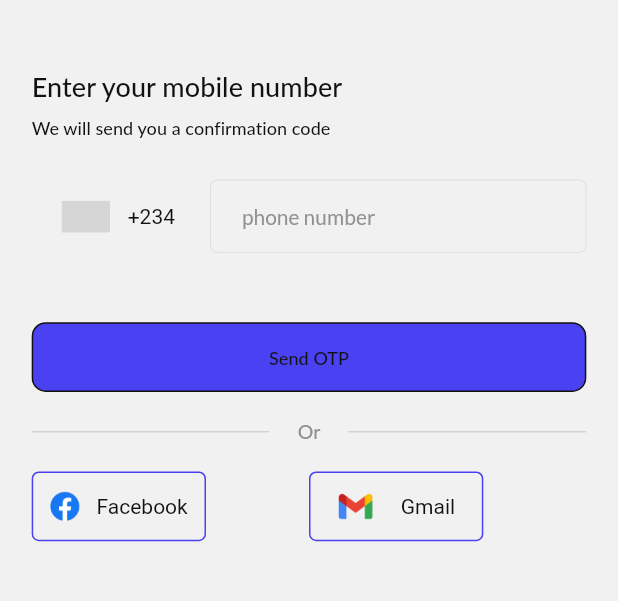
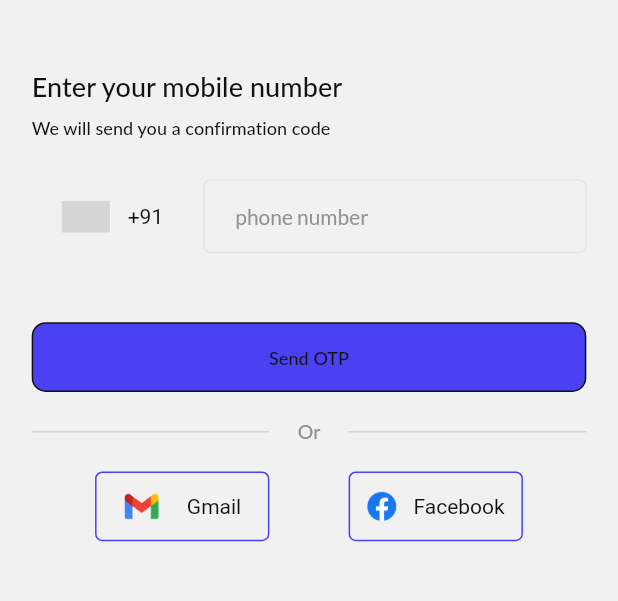
Before and after one commit to Deepanshu-Sharma-18/CoinCrux-Flutter, a Flutter app: the screen it shows after launch, on a phone screen of 412 x 824 dp, the part 278-879 px from its top. Run offline on Flutter 3.47's test engine with Material 2 defaults, Android fonts, the light colour scheme and no system bars; drawn by our look-alikes of intl_phone_number_input; our stand-ins replace cached_network_image, carousel_slider, cloud_firestore, curved_navigation_bar, firebase_auth, firebase_core and 10 more; missing offline and left inert: candlesticks; accounts and stored records are empty; grey boxes are pictures that could not be loaded.

Commit message:
changes in newsfeed UI

```diff
--- a/lib/screens/LatestLandingScreen.dart
+++ b/lib/screens/LatestLandingScreen.dart
@@ -71,7 +71,9 @@ class _LatestLandingScreenState extends State<LatestLandingScreen> {
         body: Container(
             height: FetchPixels.height,
             width: FetchPixels.width,
-            child: CardSwiper(
+            child: newsList.length == 0
+                ? Container()
+                : CardSwiper(
                     padding: EdgeInsets.only(left: 1),
                     isLoop: true,
                     controller: cardSwiperController,
--- a/lib/screens/auth/login_page.dart
+++ b/lib/screens/auth/login_page.dart
@@ -30,8 +30,8 @@ class _LoginViewState extends State<LoginView> {
   FirebaseAuth firebaseAuth = FirebaseAuth.instance;
 
   final TextEditingController controller = TextEditingController();
-  String initialCountry = 'NG';
-  PhoneNumber number = PhoneNumber(isoCode: 'NG');
+  String initialCountry = 'IN';
+  PhoneNumber number = PhoneNumber(isoCode: 'IN');
 
   TextEditingController emailCT = TextEditingController();
 
@@ -147,28 +147,8 @@ class _LoginViewState extends State<LoginView> {
                       ),
                       getVerSpace(FetchPixels.getPixelHeight(20)),
                       Row(
-                        mainAxisAlignment: MainAxisAlignment.spaceBetween,
+                        mainAxisAlignment: MainAxisAlignment.center,
                         children: [
-                          Container(
-                            height: FetchPixels.getPixelHeight(50),
-                            width: FetchPixels.getPixelWidth(110),
-                            decoration: BoxDecoration(
-                                borderRadius: BorderRadius.circular(
-                                    FetchPixels.getPixelHeight(5)),
-                                border: Border.all(color: R.colors.theme)),
-                            child: Row(
-                                mainAxisAlignment:
-                                    MainAxisAlignment.spaceEvenly,
-                                children: [
-                                  getAssetImage(R.images.facebook,
-                                      scale: FetchPixels.getPixelHeight(26)),
-                                  Text(
-                                    "Facebook",
-                                    style:
-                                        TextStyle(color: R.colors.whiteColor),
-                                  )
-                                ]),
-                          ),
                           InkWell(
                             onTap: () async {
                               showDialog(
@@ -217,6 +197,29 @@ class _LoginViewState extends State<LoginView> {
                                     )
                                   ]),
                             ),
+                          ),
+                          SizedBox(
+                            width: FetchPixels.getPixelWidth(50),
+                          ),
+                          Container(
+                            height: FetchPixels.getPixelHeight(50),
+                            width: FetchPixels.getPixelWidth(110),
+                            decoration: BoxDecoration(
+                                borderRadius: BorderRadius.circular(
+                                    FetchPixels.getPixelHeight(5)),
+                                border: Border.all(color: R.colors.theme)),
+                            child: Row(
+                                mainAxisAlignment:
+                                    MainAxisAlignment.spaceEvenly,
+                                children: [
+                                  getAssetImage(R.images.facebook,
+                                      scale: FetchPixels.getPixelHeight(26)),
+                                  Text(
+                                    "Facebook",
+                                    style:
+                                        TextStyle(color: R.colors.whiteColor),
+                                  )
+                                ]),
                           ),
                           Platform.isIOS
                               ? Container(
--- a/lib/screens/dashboard/news_feed/model/news_model.dart
+++ b/lib/screens/dashboard/news_feed/model/news_model.dart
@@ -1,5 +1,4 @@
 import 'package:cloud_firestore/cloud_firestore.dart';
-
 
 class NewsModel {
   String? coinImage;
@@ -14,6 +13,7 @@ class NewsModel {
   String? createdBy;
   String? topicTitle;
   bool? marketsCard;
+  List<dynamic>? readBy = [];
 
   NewsModel(
       {this.coinImage,
@@ -27,7 +27,8 @@ class NewsModel {
       this.category,
       this.createdBy,
       this.topicTitle,
-      this.marketsCard});
+      this.marketsCard,
+      this.readBy});
 
   NewsModel.fromJson(Map<String, dynamic> json) {
     coinImage = json['coinImage'];
@@ -39,6 +40,7 @@ class NewsModel {
     totalDislikes = json['totalDislikes'];
     createdAt = json['createdAt'].toDate();
     category = json['category'];
+    readBy = json['readBy'];
   }
   factory NewsModel.fromMap(Map<String, dynamic> map) {
     return NewsModel(
@@ -57,6 +59,7 @@ class NewsModel {
       createdBy: map['createdBy'] ?? '',
       topicTitle: map['topicTitle'] ?? '',
       marketsCard: map['marketCards'] ?? false,
+      readBy: map['readBy'] ?? [],
     );
   }
 }
--- a/lib/screens/dashboard/news_feed/provider/news_provider.dart
+++ b/lib/screens/dashboard/news_feed/provider/news_provider.dart
@@ -1,5 +1,6 @@
 import 'dart:math';
 
+import 'package:firebase_auth/firebase_auth.dart';
 import 'package:flutter/cupertino.dart';
 import 'package:cloud_firestore/cloud_firestore.dart';
 import 'package:firebase_storage/firebase_storage.dart';
@@ -8,6 +9,8 @@ import '../model/news_model.dart';
 class NewsProvider extends ChangeNotifier {
   List<NewsModel> newsList = [];
   List<String> refId = [];
+  List<String> unreadRefId = [];
+  List<NewsModel> unreadList = [];
   bool isLoading = true;
 
   static Future<String> getImageUrl(String? imagePath) async {
@@ -31,6 +34,8 @@ class NewsProvider extends ChangeNotifier {
         .then((querySnapshot) async {
       newsList.clear();
       refId.clear();
+      unreadList.clear();
+      unreadRefId.clear();
 
       for (final element in querySnapshot.docs) {
         final newsData = element.data();
@@ -41,6 +46,7 @@ class NewsProvider extends ChangeNotifier {
 
         newsList.add(newsModel);
       }
+
       isLoading = false;
       notifyListeners();
     });
```
Also changed, not shown: lib/screens/auth/personalise_feed/personlise_feed.dart (+62 -22 lines), lib/screens/auth/userModel.dart (+14 -3 lines), lib/screens/dashboard/news_feed/news_feed_view.dart (+30 -14 lines), lib/screens/dashboard/settings/settings_view.dart (+16 -0 lines). Lines whose indentation alone changed are shown as unchanged.
